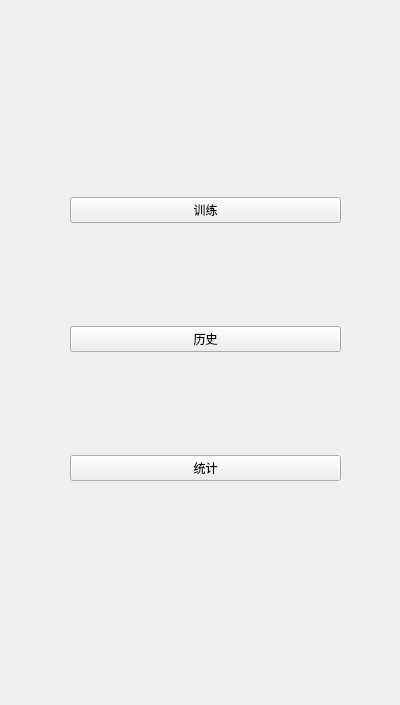
This is ui/sidebar.ui in vincentX3/TrainingRecords as Qt 5 draws it before an edit. The edited form follows.
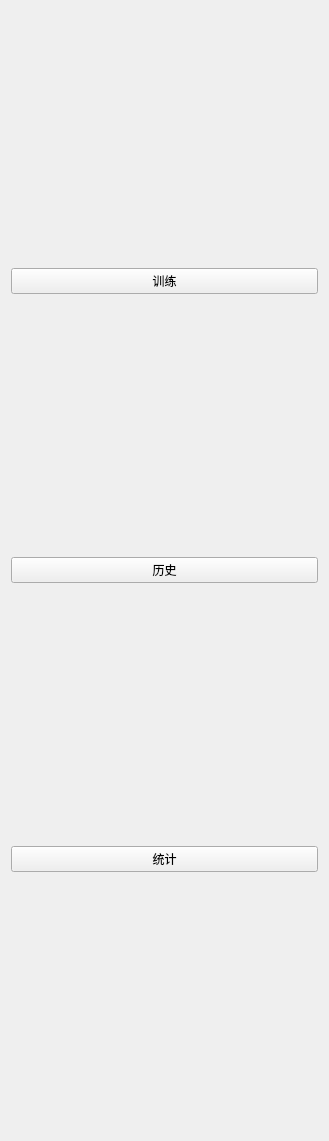
This is the edited form. Icons and pictures are not drawn.

Commit message: fix layout auto-size problem add some icons

The edit to the form file:
```diff
--- a/ui/sidebar.ui
+++ b/ui/sidebar.ui
@@ -6,28 +6,26 @@
    <rect>
     <x>0</x>
     <y>0</y>
-    <width>400</width>
-    <height>705</height>
+    <width>329</width>
+    <height>1141</height>
    </rect>
   </property>
   <property name="windowTitle">
    <string>Form</string>
   </property>
-  <widget class="QWidget" name="verticalLayoutWidget">
-   <property name="geometry">
-    <rect>
-     <x>70</x>
-     <y>100</y>
-     <width>271</width>
-     <height>481</height>
-    </rect>
-   </property>
-   <layout class="QVBoxLayout" name="verticalLayout_2">
+  <layout class="QVBoxLayout" name="verticalLayout">
     <item>
      <widget class="QPushButton" name="pushButton_train">
       <property name="text">
        <string>训练</string>
       </property>
+     <property name="icon">
+      <iconset>
+       <normaloff>C:/Users/VincentX3/.designer/res/muscle.png</normaloff>C:/Users/VincentX3/.designer/res/muscle.png</iconset>
+     </property>
+     <property name="flat">
+      <bool>false</bool>
+     </property>
      </widget>
     </item>
     <item>
@@ -45,7 +43,6 @@
      </widget>
     </item>
    </layout>
-  </widget>
  </widget>
  <resources/>
  <connections/>
```
Left out of the diff: 8 changed lines with no effect on the pictures. Lines whose indentation alone changed are shown as unchanged. The commit also changes 15 other files.
